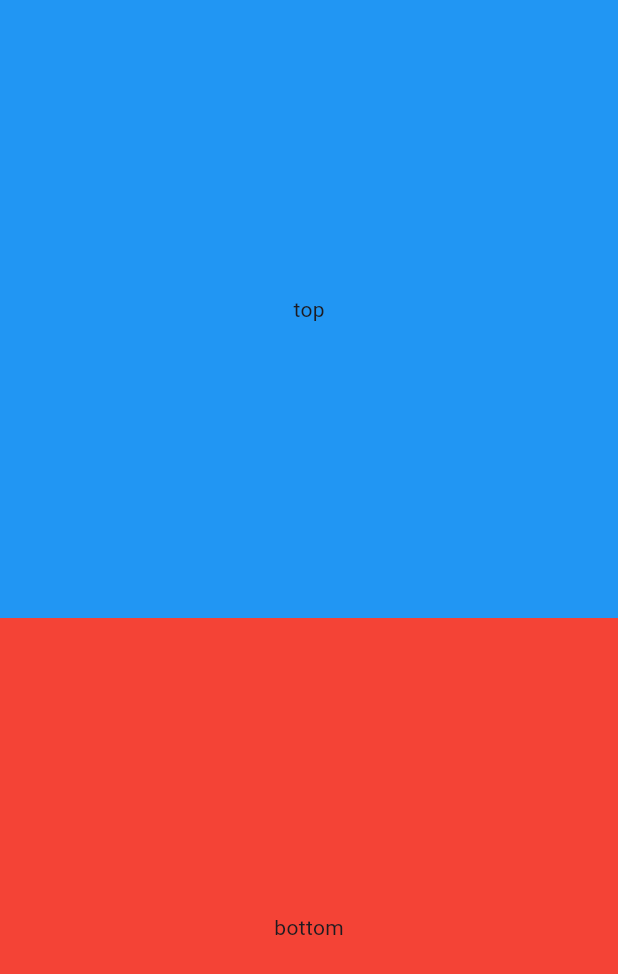
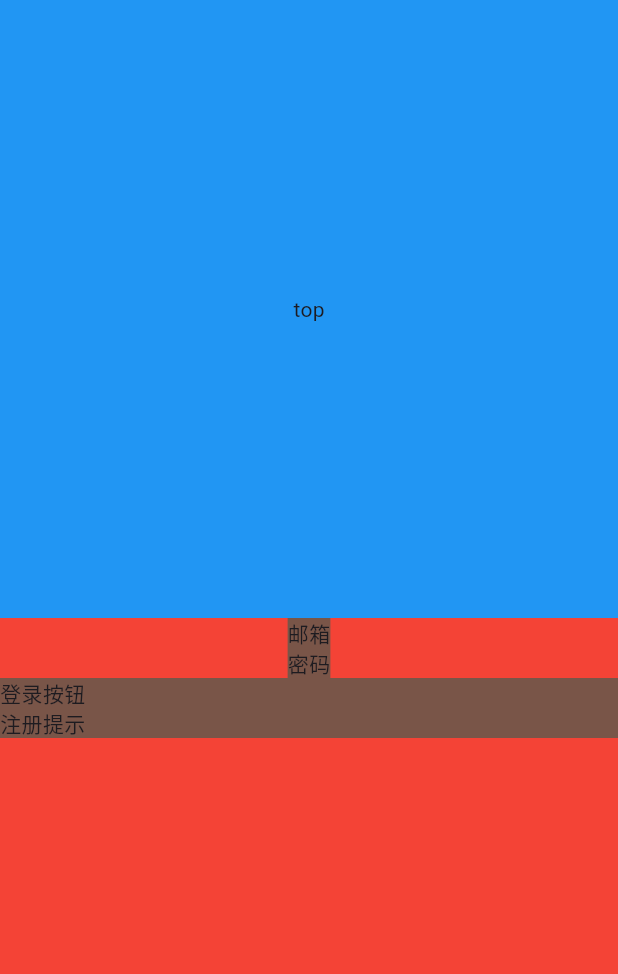
Before and after one commit to lyk3344/FlutterDemo, a Flutter app: the screen it shows after launch, on a phone screen of 412 x 824 dp. Shown: the top 974 px of the screen. Run offline on Flutter 3.47's test engine with Material 3 defaults, Android fonts, the phone set to English and light mode, and no system bars.

Commit message:
布局登录页面文本框三个组件

```diff
--- a/lib/pages/login.dart
+++ b/lib/pages/login.dart
@@ -20,12 +20,36 @@ class LoginPage extends StatelessWidget {
               ),
             )),
             Expanded(
-                child: Container(
-              color: Colors.red,
-              child: Center(
-                child: Text('bottom'),
+              child: Container(
+                color: Colors.red,
+                //继续嵌套使用Column组件来布局账号密码输入框、登录按钮、注册按钮这三个组件
+                child: Column(
+                  crossAxisAlignment: CrossAxisAlignment.stretch,
+                  children: <Widget>[
+                    Column(
+                      children: <Widget>[
+                        Container(
+                          child: Text('邮箱'),
+                          color: Colors.brown,
+                        ),
+                        Container(
+                          child: Text('密码'),
+                          color: Colors.brown,
+                        )
+                      ],
+                    ),
+                    Container(
+                      child: Text('登录按钮'),
+                      color: Colors.brown,
+                    ),
+                    Container(
+                      child: Text('注册提示'),
+                      color: Colors.brown,
+                    )
+                  ],
+                ),
               ),
-            )),
+            ),
           ],
         ),
       ),
```
